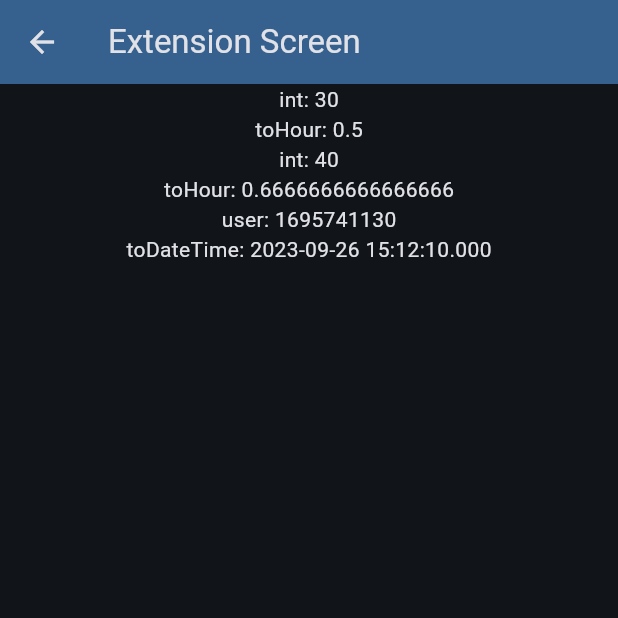
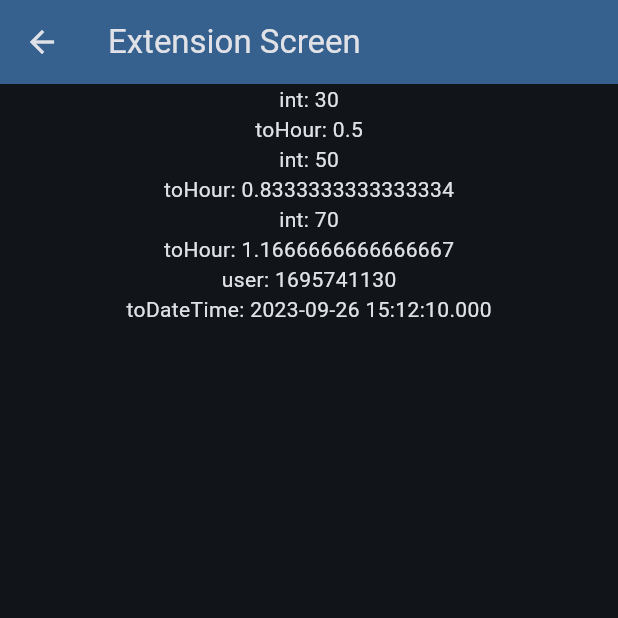
Before and after one commit to cowbear6598/flutter_youtube, a Flutter app: the screen it shows after launch, after a tap on "Extension Screen", on a phone screen of 412 x 824 dp, the top half of it. Run offline on Flutter 3.47's test engine with Material 2 defaults, Android fonts, the phone set to English and light mode, and no system bars; our stand-ins replace go_router.

```diff
--- a/lib/go_router/app_router.dart
+++ b/lib/go_router/app_router.dart
@@ -1,24 +1,42 @@
+import 'package:flutter/material.dart';
 import 'package:flutter_youtube/extensions/schemas/user.dart';
 import 'package:flutter_youtube/main.dart';
 import 'package:flutter_youtube/screens/extension_screen.dart';
 import 'package:go_router/go_router.dart';
 
 final router = GoRouter(
+  redirect: (context, state) {
+    print(state.fullPath);
+    print(state.matchedLocation);
+
+    return null;
+  },
   routes: [
     GoRoute(
       path: '/',
       builder: (context, state) => const MyHomePage(title: "Homepage"),
     ),
     GoRoute(
-      path: '/extension',
+      path: '/extension/:number3',
       name: 'extension',
-      builder: (context, state) {
+      pageBuilder: (context, state) {
         User user = state.extra! as User;
 
-        return ExtensionScreen(
-          number: int.parse(state.uri.queryParameters['number']!),
-          number2: int.parse(state.uri.queryParameters['number2']!),
-          user: user,
+        return CustomTransitionPage<void>(
+          transitionDuration: const Duration(milliseconds: 100),
+          reverseTransitionDuration: const Duration(milliseconds: 500),
+          transitionsBuilder: (context, animation, secondaryAnimation, child) {
+            return FadeTransition(
+              opacity: animation,
+              child: child,
+            );
+          },
+          child: ExtensionScreen(
+            number: int.parse(state.uri.queryParameters['number']!),
+            number2: int.parse(state.uri.queryParameters['number2']!),
+            number3: int.parse(state.pathParameters['number3']!),
+            user: user,
+          ),
         );
       },
     ),
--- a/lib/main.dart
+++ b/lib/main.dart
@@ -41,12 +41,19 @@ class _MyHomePageState extends State<MyHomePage> {
       last_login_time: 1695741130,
     );
 
-    context.push('/extension?number=30&number2=40', extra: user);
+    // context.push('/extension?number=30&number2=40', extra: user);
 
-    // context.pushNamed('extension', pathParameters: {
-    //   'number': '30',
-    //   'number2': '50',
-    // });
+    context.pushNamed(
+      'extension',
+      pathParameters: {
+        'number3': '70',
+      },
+      queryParameters: {
+        'number': '30',
+        'number2': '50',
+      },
+      extra: user,
+    );
   }
 
   @override
--- a/lib/screens/extension_screen.dart
+++ b/lib/screens/extension_screen.dart
@@ -9,11 +9,13 @@ class ExtensionScreen extends StatelessWidget {
     super.key,
     required this.number,
     required this.number2,
+    required this.number3,
     required this.user,
   });
 
   final int number;
   final int number2;
+  final int number3;
   final User user;
 
   @override
@@ -34,6 +36,8 @@ class ExtensionScreen extends StatelessWidget {
             Text("toHour: ${number.toHour()}"),
             Text("int: $number2"),
             Text("toHour: ${number2.toHour()}"),
+            Text("int: $number3"),
+            Text("toHour: ${number3.toHour()}"),
             Text("user: ${user.last_login_time}"),
             Text("toDateTime: ${user.lastLoginTime}"),
           ],
```
